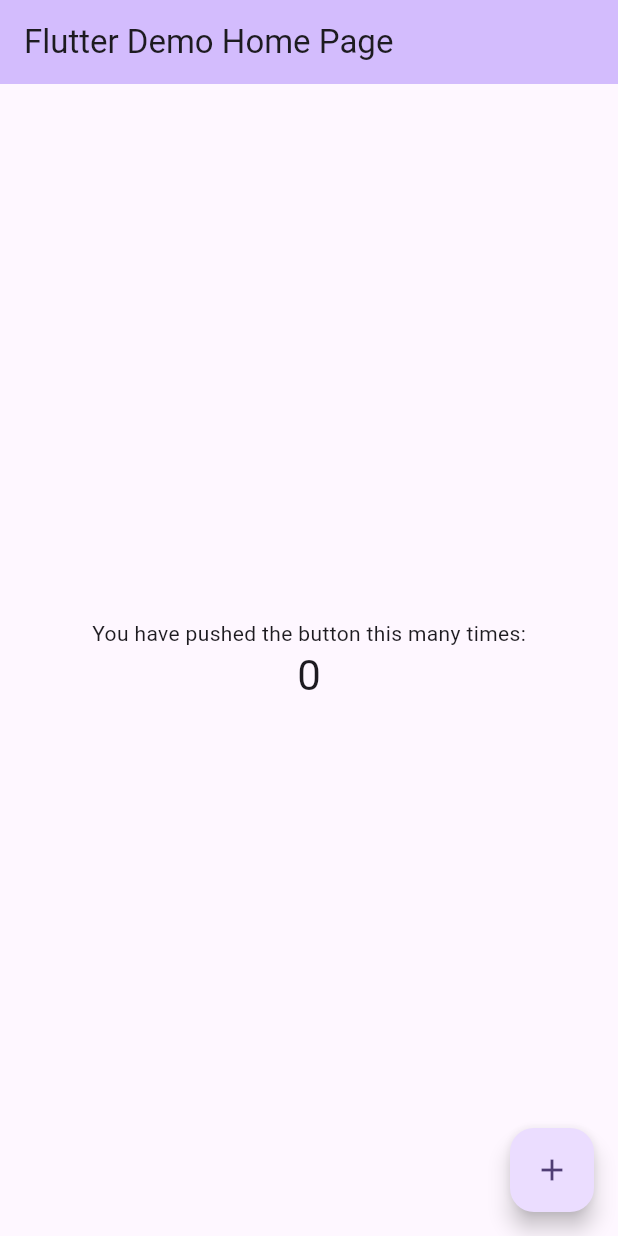
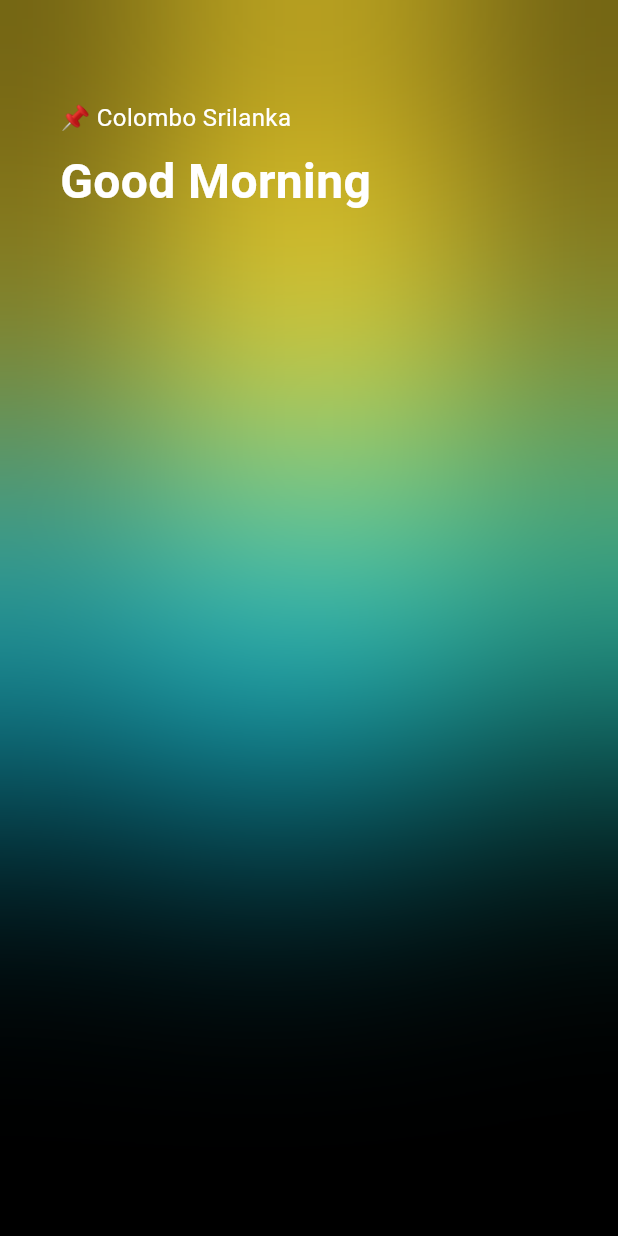
Before and after one commit to SerujanSatkunanathan/weather_app, a Flutter app: the screen it shows after launch, on a phone screen of 412 x 824 dp. Run offline on Flutter 3.47's test engine with Material 3 defaults, Android fonts, the phone set to English and light mode, and no system bars; our stand-ins replace bloc, equatable.

Commit message:
blured ui

```diff
--- /dev/null
+++ b/lib/bloc/weather_bloc_bloc.dart
@@ -0,0 +1,13 @@
+import 'package:bloc/bloc.dart';
+import 'package:equatable/equatable.dart';
+
+part 'weather_bloc_event.dart';
+part 'weather_bloc_state.dart';
+
+class WeatherBlocBloc extends Bloc<WeatherBlocEvent, WeatherBlocState> {
+  WeatherBlocBloc() : super(WeatherBlocInitial()) {
+    on<WeatherBlocEvent>((event, emit) {
+      // TODO: implement event handler
+    });
+  }
+}
--- /dev/null
+++ b/lib/bloc/weather_bloc_event.dart
@@ -0,0 +1,8 @@
+part of 'weather_bloc_bloc.dart';
+
+sealed class WeatherBlocEvent extends Equatable {
+  const WeatherBlocEvent();
+
+  @override
+  List<Object> get props => [];
+}
--- /dev/null
+++ b/lib/bloc/weather_bloc_state.dart
@@ -0,0 +1,10 @@
+part of 'weather_bloc_bloc.dart';
+
+sealed class WeatherBlocState extends Equatable {
+  const WeatherBlocState();
+
+  @override
+  List<Object> get props => [];
+}
+
+final class WeatherBlocInitial extends WeatherBlocState {}
--- a/lib/main.dart
+++ b/lib/main.dart
@@ -1,125 +1,18 @@
 import 'package:flutter/material.dart';
+import 'package:weather_app/screen/home_screen.dart';
 
 void main() {
-  runApp(const MyApp());
+  runApp(const MainApp());
 }
 
-class MyApp extends StatelessWidget {
-  const MyApp({super.key});
+class MainApp extends StatelessWidget {
+  const MainApp({super.key});
 
-  // This widget is the root of your application.
   @override
   Widget build(BuildContext context) {
-    return MaterialApp(
-      title: 'Flutter Demo',
-      theme: ThemeData(
-        // This is the theme of your application.
-        //
-        // TRY THIS: Try running your application with "flutter run". You'll see
-        // the application has a purple toolbar. Then, without quitting the app,
-        // try changing the seedColor in the colorScheme below to Colors.green
-        // and then invoke "hot reload" (save your changes or press the "hot
-        // reload" button in a Flutter-supported IDE, or press "r" if you used
-        // the command line to start the app).
-        //
-        // Notice that the counter didn't reset back to zero; the application
-        // state is not lost during the reload. To reset the state, use hot
-        // restart instead.
-        //
-        // This works for code too, not just values: Most code changes can be
-        // tested with just a hot reload.
-        colorScheme: ColorScheme.fromSeed(seedColor: Colors.deepPurple),
-        useMaterial3: true,
-      ),
-      home: const MyHomePage(title: 'Flutter Demo Home Page'),
+    return const MaterialApp(
+      debugShowCheckedModeBanner: false,
+      home: HomeScreen(),
     );
   }
 }
-
-class MyHomePage extends StatefulWidget {
-  const MyHomePage({super.key, required this.title});
-
-  // This widget is the home page of your application. It is stateful, meaning
-  // that it has a State object (defined below) that contains fields that affect
-  // how it looks.
-
-  // This class is the configuration for the state. It holds the values (in this
-  // case the title) provided by the parent (in this case the App widget) and
-  // used by the build method of the State. Fields in a Widget subclass are
-  // always marked "final".
-
-  final String title;
-
-  @override
-  State<MyHomePage> createState() => _MyHomePageState();
-}
-
-class _MyHomePageState extends State<MyHomePage> {
-  int _counter = 0;
-
-  void _incrementCounter() {
-    setState(() {
-      // This call to setState tells the Flutter framework that something has
-      // changed in this State, which causes it to rerun the build method below
-      // so that the display can reflect the updated values. If we changed
-      // _counter without calling setState(), then the build method would not be
-      // called again, and so nothing would appear to happen.
-      _counter++;
-    });
-  }
-
-  @override
-  Widget build(BuildContext context) {
-    // This method is rerun every time setState is called, for instance as done
-    // by the _incrementCounter method above.
-    //
-    // The Flutter framework has been optimized to make rerunning build methods
-    // fast, so that you can just rebuild anything that needs updating rather
-    // than having to individually change instances of widgets.
-    return Scaffold(
-      appBar: AppBar(
-        // TRY THIS: Try changing the color here to a specific color (to
-        // Colors.amber, perhaps?) and trigger a hot reload to see the AppBar
-        // change color while the other colors stay the same.
-        backgroundColor: Theme.of(context).colorScheme.inversePrimary,
-        // Here we take the value from the MyHomePage object that was created by
-        // the App.build method, and use it to set our appbar title.
-        title: Text(widget.title),
-      ),
-      body: Center(
-        // Center is a layout widget. It takes a single child and positions it
-        // in the middle of the parent.
-        child: Column(
-          // Column is also a layout widget. It takes a list of children and
-          // arranges them vertically. By default, it sizes itself to fit its
-          // children horizontally, and tries to be as tall as its parent.
-          //
-          // Column has various properties to control how it sizes itself and
-          // how it positions its children. Here we use mainAxisAlignment to
-          // center the children vertically; the main axis here is the vertical
-          // axis because Columns are vertical (the cross axis would be
-          // horizontal).
-          //
-          // TRY THIS: Invoke "debug painting" (choose the "Toggle Debug Paint"
-          // action in the IDE, or press "p" in the console), to see the
-          // wireframe for each widget.
-          mainAxisAlignment: MainAxisAlignment.center,
-          children: <Widget>[
-            const Text(
-              'You have pushed the button this many times:',
-            ),
-            Text(
-              '$_counter',
-              style: Theme.of(context).textTheme.headlineMedium,
-            ),
-          ],
-        ),
-      ),
-      floatingActionButton: FloatingActionButton(
-        onPressed: _incrementCounter,
-        tooltip: 'Increment',
-        child: const Icon(Icons.add),
-      ), // This trailing comma makes auto-formatting nicer for build methods.
-    );
-  }
-}
--- /dev/null
+++ b/lib/screen/home_screen.dart
@@ -0,0 +1,100 @@
+import 'dart:ui';
+
+import 'package:flutter/material.dart';
+import 'package:flutter/services.dart';
+
+class HomeScreen extends StatefulWidget {
+  const HomeScreen({super.key});
+
+  @override
+  State<HomeScreen> createState() => _HomeScreenState();
+}
+
+class _HomeScreenState extends State<HomeScreen> {
+  @override
+  Widget build(BuildContext context) {
+    return Scaffold(
+      backgroundColor: Colors.black,
+      extendBodyBehindAppBar: true,
+      appBar: AppBar(
+        backgroundColor: Colors.transparent,
+        elevation: 0,
+        systemOverlayStyle: SystemUiOverlayStyle(
+          statusBarBrightness: Brightness.dark,
+        ),
+      ),
+      body: Padding(
+        padding: EdgeInsets.fromLTRB(40, 1.2 * kToolbarHeight, 40, 20),
+        child: SizedBox(
+          height: MediaQuery.of(context).size.height,
+          child: Stack(
+            children: [
+              Align(
+                alignment: AlignmentDirectional(3, -0.3),
+                child: Container(
+                  height: 300,
+                  width: 300,
+                  decoration: BoxDecoration(
+                      shape: BoxShape.circle,
+                      color: const Color.fromARGB(255, 31, 224, 208)),
+                ),
+              ),
+              Align(
+                alignment: AlignmentDirectional(-3, -0.2),
+                child: Container(
+                  height: 300,
+                  width: 300,
+                  decoration: BoxDecoration(
+                      shape: BoxShape.circle,
+                      color: const Color.fromARGB(255, 18, 201, 233)),
+                ),
+              ),
+              Align(
+                alignment: AlignmentDirectional(0, -1.2),
+                child: Container(
+                  height: 300,
+                  width: 300,
+                  decoration: BoxDecoration(
+                      color: const Color.fromARGB(255, 252, 220, 44)),
+                ),
+              ),
+              BackdropFilter(
+                filter: ImageFilter.blur(sigmaX: 100.0, sigmaY: 100.0),
+                child: Container(
+                  decoration: BoxDecoration(color: Colors.transparent),
+                ),
+              ),
+              SizedBox(
+                width: MediaQuery.of(context).size.width,
+                height: MediaQuery.of(context).size.height,
+                child: const Column(
+                  crossAxisAlignment: CrossAxisAlignment.start,
+                  children: [
+                    Text(
+                      '📌 Colombo Srilanka',
+                      style: TextStyle(
+                        color: Colors.white,
+                        fontSize: 16,
+                      ),
+                    ),
+                    SizedBox(
+                      height: 8,
+                    ),
+                    Text(
+                      "Good Morning",
+                      style: TextStyle(
+                        color: Colors.white,
+                        fontSize: 32,
+                        fontWeight: FontWeight.bold,
+                      ),
+                    )
+                  ],
+                ),
+              )
+            ],
+          ),
+        ),
+      ),
+    );
+  }
+}
```
Also changed, not shown: pubspec.yaml (+4 -69 lines), lib/data/data.dart (added), pubspec.lock, 5 other files.
